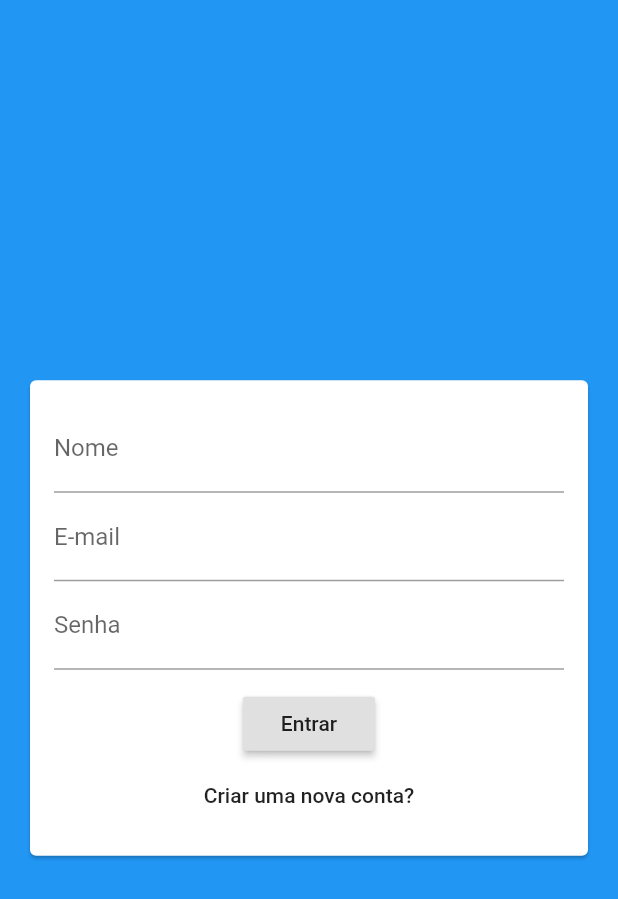
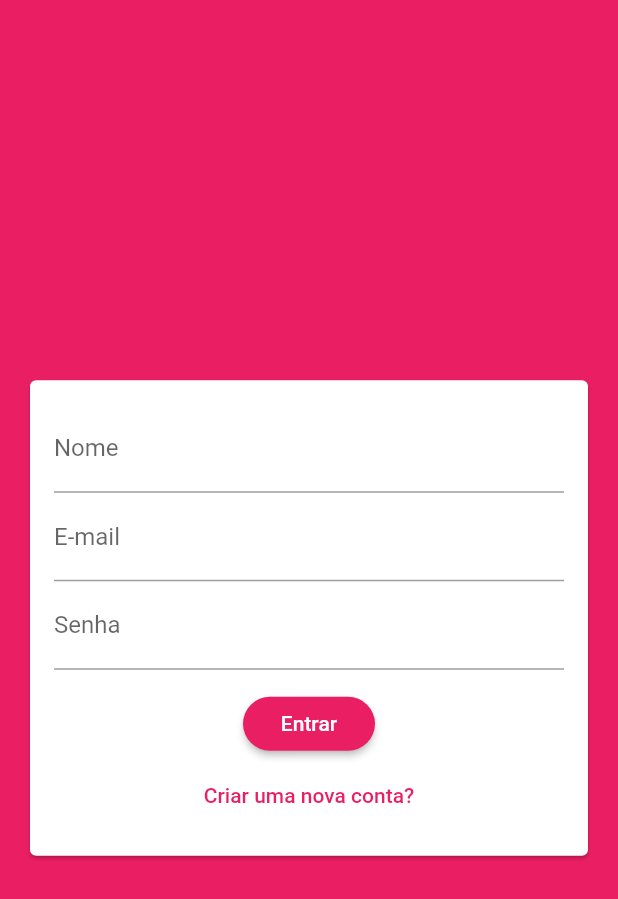
Before and after one commit to Railton98/cod3r-chat, a Flutter app: the screen it shows after launch, on a phone screen of 412 x 824 dp. Shown: the top 899 px of the screen. Run offline on Flutter 3.47's test engine with Material 2 defaults, Android fonts, the phone set to English and light mode, and no system bars; our stand-ins replace cloud_firestore; accounts and stored records are empty.

Commit message:
theme config

```diff
--- a/lib/main.dart
+++ b/lib/main.dart
@@ -1,7 +1,6 @@
 import 'package:flutter/material.dart';
 
 import 'screens/auth_screen.dart';
-import 'screens/chat_screen.dart';
 
 void main() {
   runApp(MyApp());
@@ -14,7 +13,17 @@ class MyApp extends StatelessWidget {
       debugShowCheckedModeBanner: false,
       title: 'Flutter Chat',
       theme: ThemeData(
-        primarySwatch: Colors.blue,
+        primarySwatch: Colors.pink,
+        backgroundColor: Colors.pink,
+        accentColor: Colors.deepPurple,
+        accentColorBrightness: Brightness.dark,
+        buttonTheme: ButtonTheme.of(context).copyWith(
+          buttonColor: Colors.pink,
+          textTheme: ButtonTextTheme.primary,
+          shape: RoundedRectangleBorder(
+            borderRadius: BorderRadius.circular(20),
+          ),
+        ),
         visualDensity: VisualDensity.adaptivePlatformDensity,
       ),
       // home: ChatScreen(),
--- a/lib/widgets/auth_form.dart
+++ b/lib/widgets/auth_form.dart
@@ -39,6 +39,7 @@ class _AuthFormState extends State<AuthForm> {
                   onPressed: () {},
                 ),
                 FlatButton(
+                  textColor: Theme.of(context).primaryColor,
                   onPressed: () {},
                   child: Text('Criar uma nova conta?'),
                 )
```
